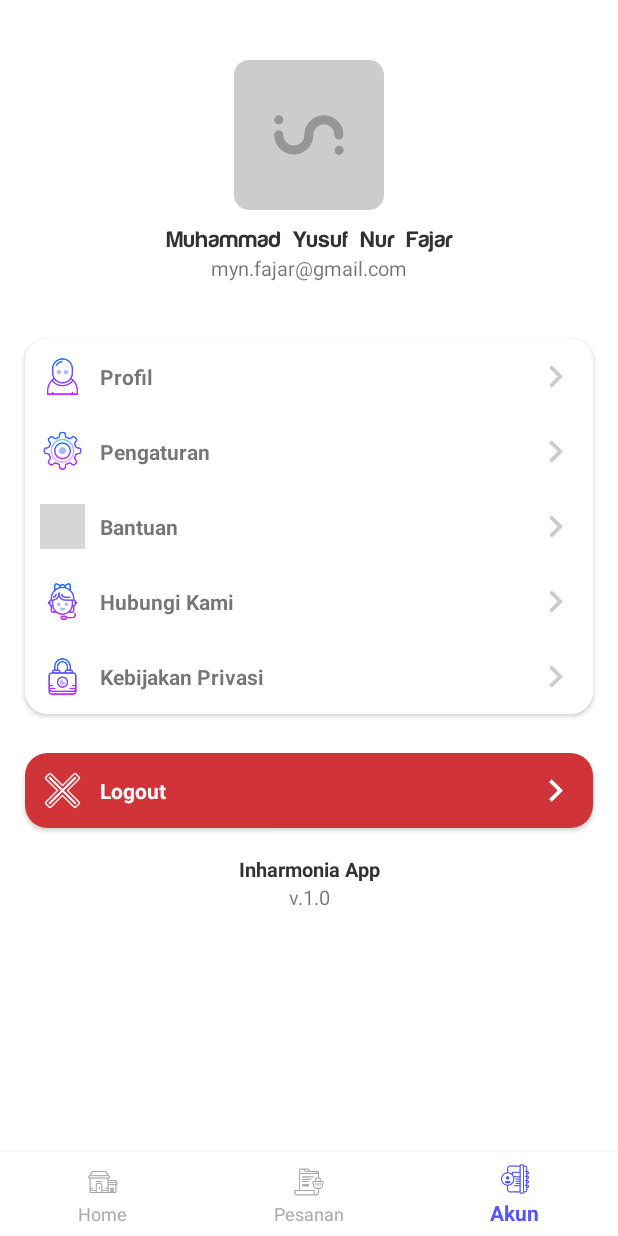
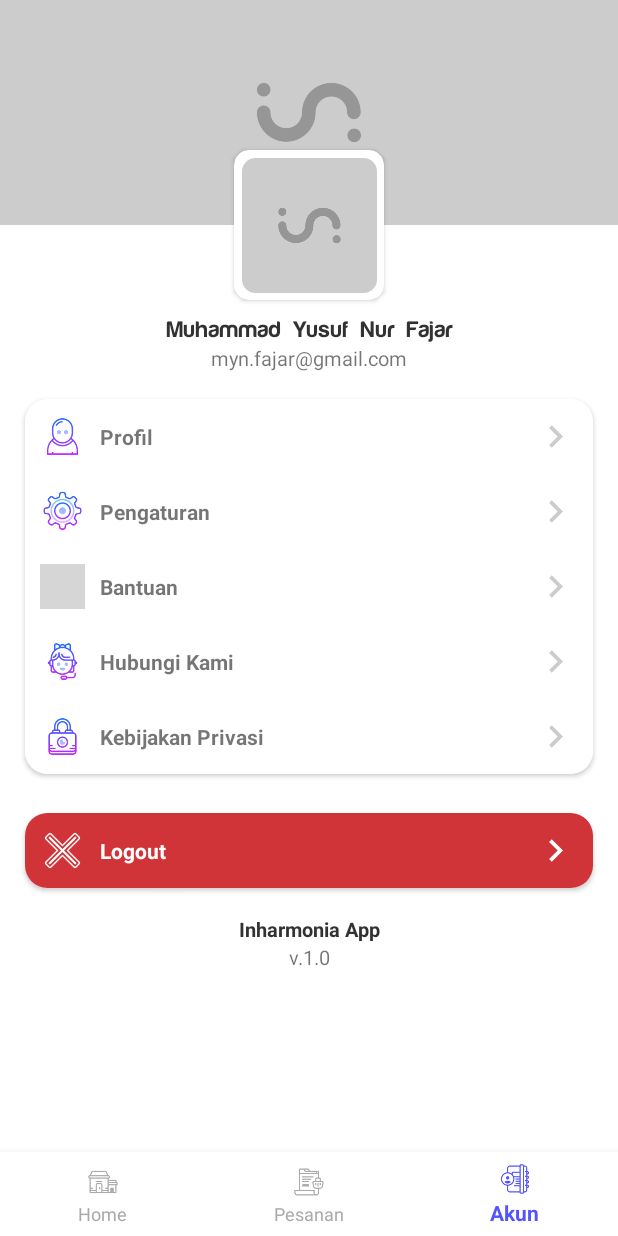
Before and after one commit to jar00t/Inharmonia, an Android app: the screen it shows after launch (MainActivity), item 3 of the bottom bar chosen, on a phone screen of 412 x 824 dp. Run offline under Robolectric (Android 15) with nearby library versions, the phone set to English and light mode, and no system bars; grey boxes are pictures that could not be loaded.

Commit message:
first commit

```diff
--- a/app/src/main/res/layout/fragment_account.xml
+++ b/app/src/main/res/layout/fragment_account.xml
@@ -22,27 +22,45 @@
             <LinearLayout
                 android:layout_width="match_parent"
                 android:layout_height="wrap_content"
-                android:padding="10dp"
                 android:orientation="vertical">
+
+                <ImageView
+                    android:layout_width="match_parent"
+                    android:layout_height="150dp"
+                    android:src="@drawable/in_blank_square"
+                    android:background="@color/colorGrey"
+                    android:contentDescription="@string/account_cover"/>
 
                 <android.support.v7.widget.CardView
                     android:layout_width="100dp"
                     android:layout_height="100dp"
                     android:layout_gravity="center_horizontal"
                     app:cardCornerRadius="10dp"
+                    app:cardElevation="2dp"
+                    android:background="@color/colorWhite"
+                    android:layout_marginTop="-50dp"
+                    app:cardUseCompatPadding="false">
+
+                    <android.support.v7.widget.CardView
+                        android:layout_width="90dp"
+                        android:layout_height="90dp"
+                        android:layout_margin="5dp"
+                        app:cardCornerRadius="9dp"
                         app:cardElevation="0dp"
-                    android:layout_marginTop="30dp"
                         app:cardUseCompatPadding="false"
                         android:foreground="?android:attr/selectableItemBackground"
                         android:clickable="true"
                         android:focusable="true">
 
                         <ImageView
-                        android:id="@+id/ivIcon"
-                        android:layout_width="100dp"
-                        android:layout_height="100dp"
+                            android:id="@+id/ivUserPicture"
+                            android:layout_width="90dp"
+                            android:layout_height="90dp"
                             android:adjustViewBounds="true"
-                        android:src="@drawable/in_blank_square" />
+                            android:src="@drawable/in_blank_square"
+                            android:contentDescription="@string/user_picture"/>
+
+                    </android.support.v7.widget.CardView>
 
                 </android.support.v7.widget.CardView>
 
@@ -69,9 +87,9 @@
                     android:layout_height="wrap_content"
                     android:layout_gravity="center_horizontal"
                     app:cardElevation="2dp"
+                    android:layout_margin="10dp"
                     app:cardCornerRadius="15dp"
-                    android:layout_marginTop="30dp"
-                    android:layout_marginBottom="10dp"
+                    android:layout_marginTop="20dp"
                     app:cardUseCompatPadding="true">
 
                     <FrameLayout
@@ -92,6 +110,8 @@
                     android:layout_height="wrap_content"
                     android:layout_gravity="center"
                     app:cardElevation="2dp"
+                    android:layout_marginStart="10dp"
+                    android:layout_marginEnd="10dp"
                     app:cardCornerRadius="15dp"
                     app:cardUseCompatPadding="true"
                     android:foreground="?android:attr/selectableItemBackground"
@@ -149,15 +169,15 @@
                     android:textStyle="bold"
                     android:textColor="@color/colorDarkGrey"
                     android:layout_marginTop="10dp"
-                    android:text="Inharmonia App" />
+                    android:text="@string/inharmonia_app" />
 
                 <TextView
                     android:layout_width="match_parent"
                     android:layout_height="wrap_content"
                     android:gravity="center_horizontal"
-                    android:layout_marginBottom="10dp"
+                    android:layout_marginBottom="20dp"
                     android:textSize="6pt"
-                    android:text="v.1.0" />
+                    android:text="@string/app_version" />
 
             </LinearLayout>
 
--- a/app/src/main/res/values/strings.xml
+++ b/app/src/main/res/values/strings.xml
@@ -32,4 +32,8 @@
     <string name="end_separator">End Separator</string>
     <string name="search_icon">Search Icon</string>
     <string name="cart_button">Cart Button</string>
+    <string name="account_cover">Account Cover</string>
+    <string name="user_picture">User Picture</string>
+    <string name="inharmonia_app">Inharmonia App</string>
+    <string name="app_version">v.1.0</string>
 </resources>
```
Also changed, not shown: 162 other files. Lines whose indentation alone changed are shown as unchanged.
